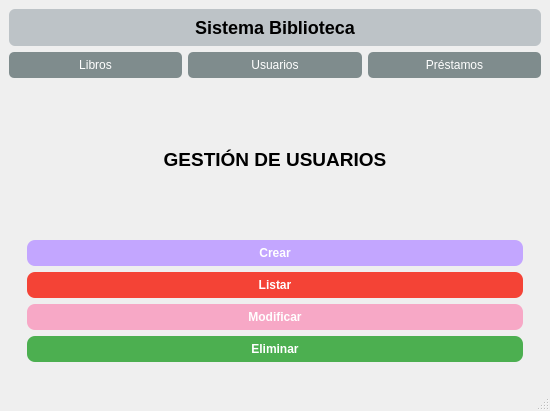
Qt form mainwindow.ui (DrosherJC/Proyecto-biblioteca-CRUD) before a commit.
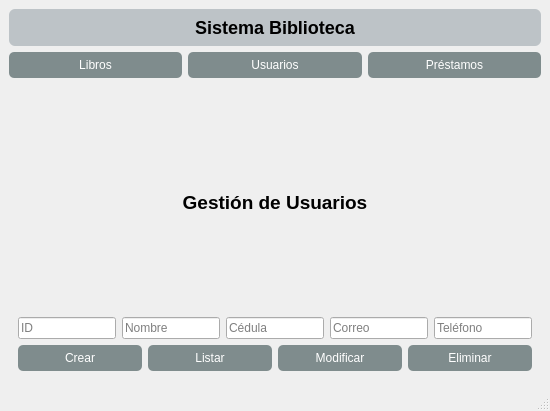
The same form after that commit.

```diff
--- a/mainwindow.ui
+++ b/mainwindow.ui
@@ -121,44 +121,69 @@
       <widget class="QWidget" name="pageUsuarios">
        <layout class="QVBoxLayout">
         <item>
-         <widget class="QLabel" name="label">
-          <property name="text">
-           <string>GESTIÓN DE USUARIOS</string>
+        <widget class="QLabel">
+            <property name="alignment">
+            <set>Qt::AlignCenter</set>
           </property>
           <property name="font">
            <font>
             <pointsize>14</pointsize>
             <bold>true</bold>
-            <kerning>true</kerning>
-           </font>
-          </property>
-          <property name="alignment">
-           <set>Qt::AlignCenter</set>
+            </font>
+            </property>
+            <property name="text">
+            <string>Gestión de Usuarios</string>
           </property>
          </widget>
         </item>
+
         <item>
-         <widget class="QWidget" name="layoutWidget">
-          <layout class="QVBoxLayout" name="verticalLayout">
+        <layout class="QHBoxLayout">
+            <item>
+            <widget class="QLineEdit" name="txtId">
+            <property name="placeholderText">
+            <string>ID</string>
+            </property>
+            </widget>
+            </item>
+            <item>
+            <widget class="QLineEdit" name="txtNombre">
+            <property name="placeholderText">
+            <string>Nombre</string>
+            </property>
+            </widget>
+            </item>
+            <item>
+            <widget class="QLineEdit" name="txtCedula">
+            <property name="placeholderText">
+            <string>Cédula</string>
+            </property>
+            </widget>
+            </item>
+            <item>
+            <widget class="QLineEdit" name="txtCorreo">
+            <property name="placeholderText">
+            <string>Correo</string>
+            </property>
+            </widget>
+            </item>
+            <item>
+            <widget class="QLineEdit" name="txtTelefono">
+            <property name="placeholderText">
+            <string>Teléfono</string>
+            </property>
+            </widget>
+            </item>
+        </layout>
+        </item>
+
+        <item>
+        <layout class="QHBoxLayout">
            <item>
             <widget class="QPushButton" name="btnCrearUsuario">
              <property name="text">
               <string>Crear</string>
              </property>
-             <property name="styleSheet">
-              <string notr="true">
-QPushButton {
-    background-color: #C3A6FF;
-    color: white;
-    border-radius: 8px;
-    padding: 6px;
-    font-weight: bold;
-}
-QPushButton:hover {
-    background-color: #C3A6FF;
-}
-              </string>
-             </property>
             </widget>
            </item>
            <item>
@@ -166,20 +191,6 @@
              <property name="text">
               <string>Listar</string>
              </property>
-             <property name="styleSheet">
-              <string notr="true">
-QPushButton {
-    background-color: #F44336;
-    color: white;
-    border-radius: 8px;
-    padding: 6px;
-    font-weight: bold;
-}
-QPushButton:hover {
-    background-color: #F44336;
-}
-              </string>
-             </property>
             </widget>
            </item>
            <item>
@@ -187,20 +198,6 @@
              <property name="text">
               <string>Modificar</string>
              </property>
-             <property name="styleSheet">
-              <string notr="true">
-QPushButton {
-    background-color: #F7A8C6;
-    color: white;
-    border-radius: 8px;
-    padding: 6px;
-    font-weight: bold;
-}
-QPushButton:hover {
-    background-color: #F7A8C6;
-}
-              </string>
-             </property>
             </widget>
            </item>
            <item>
@@ -208,38 +205,14 @@
              <property name="text">
               <string>Eliminar</string>
              </property>
-             <property name="styleSheet">
-              <string notr="true">
-QPushButton {
-    background-color: #4CAF50;
-    color: white;
-    border-radius: 8px;
-    padding: 6px;
-    font-weight: bold;
-}
-QPushButton:hover {
-    background-color: #4CAF50;
-}
-              </string>
-             </property>
             </widget>
            </item>
           </layout>
-         </widget>
         </item>
-       </layout>
-      </widget>
-      <widget class="QWidget" name="pageLibros">
-       <layout class="QVBoxLayout">
-        <item>
-         <widget class="QLabel" name="labelLibros">
-          <property name="text">
-           <string>Gestión de Libros</string>
-          </property>
-         </widget>
-        </item>
-       </layout>
-      </widget>
+
+        </layout>
+        </widget>
+
       <widget class="QWidget" name="pagePrestamos">
        <layout class="QVBoxLayout">
         <item>
```
Left out of the diff: 1 changed line with no effect on the pictures. Lines whose indentation alone changed are shown as unchanged.
